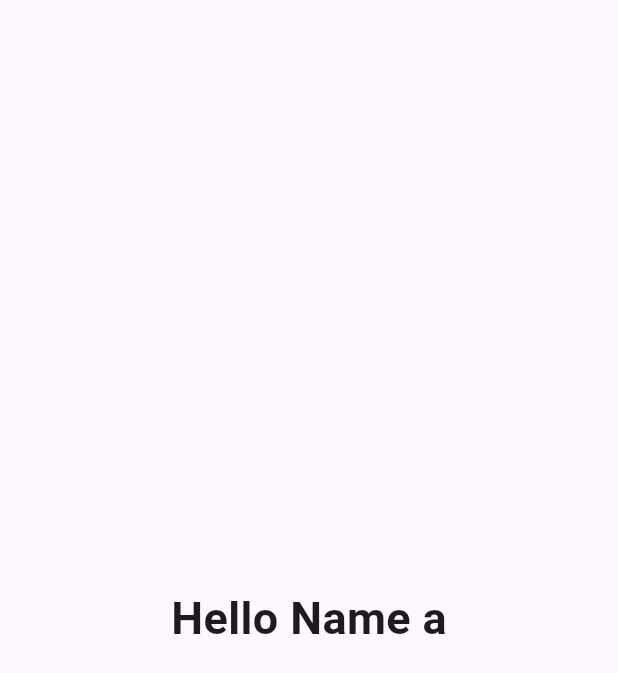
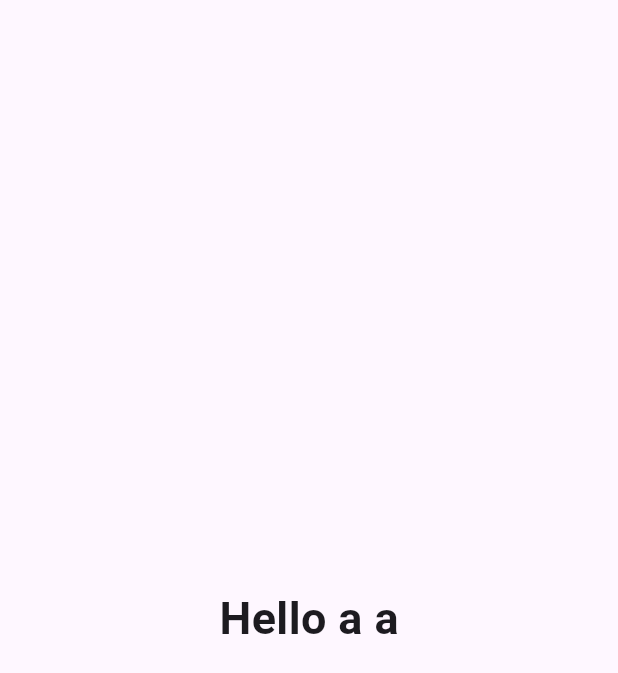
Before and after one commit to ChewanRai1/AppdevClass, a Flutter app: the ListTileScreen screen opened directly, after a tap on an icon or button, on a phone screen of 412 x 824 dp. Shown: the top 673 px of the screen. Run offline on Flutter 3.47's test engine with Material 3 defaults, Android fonts, the phone set to English and light mode, and no system bars; missing offline and left inert: dart:ffi.

Commit message:
out put screen modified

```diff
--- a/lib/common/listtile_common.dart
+++ b/lib/common/listtile_common.dart
@@ -31,7 +31,7 @@ class CommonListTile extends StatelessWidget {
             context,
             MaterialPageRoute(
               builder: (context) => OutputScreen(
-                fullname: 'Name $firstName',
+                fullname: '$firstName $lastName',
               ),
             ));
       },
```
